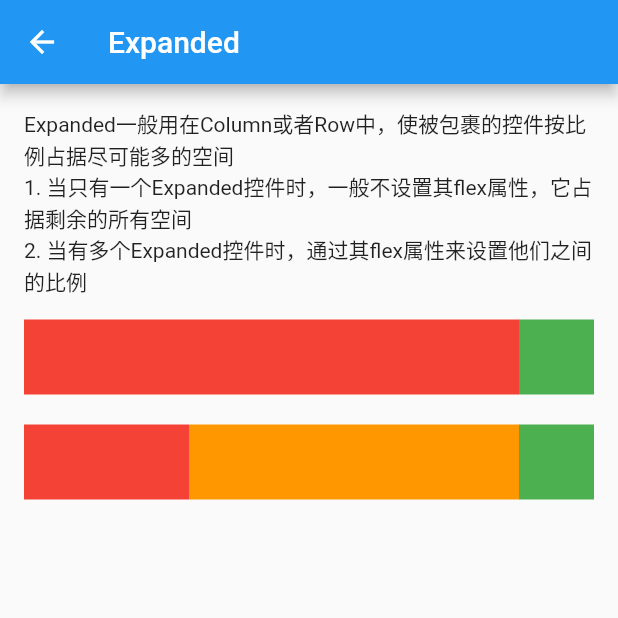
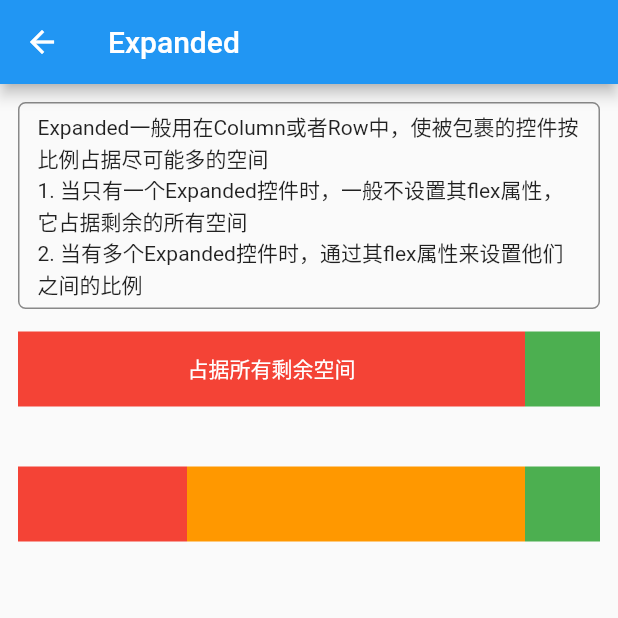
Before and after one commit to shusheng007/flutter_app_learn, a Flutter app: the ExpandedPage screen opened by its route, on a phone screen of 412 x 824 dp, the top half of it. Run offline on Flutter 3.47's test engine with Material 2 defaults, Android fonts, the phone set to English and light mode, and no system bars.

```diff
--- a/lib/main.dart
+++ b/lib/main.dart
@@ -1,6 +1,7 @@
 import 'package:flutter/material.dart';
 import 'package:flutter_app_learn/models/route_item.dart';
 import 'package:flutter_app_learn/ui/expanded.dart';
+import 'package:flutter_app_learn/ui/opacity.dart';
 import 'package:flutter_app_learn/ui/safe_area.dart';
 import 'package:flutter_app_learn/ui/wrap.dart';
 
@@ -33,6 +34,8 @@ class MyApp extends StatelessWidget {
             return MaterialPageRoute(builder: (context)=>ExpandedPage());
           case ROUTE_WRAP:
             return MaterialPageRoute(builder: (context)=>WrapPage());
+         case ROUTE_OPACITY:
+            return MaterialPageRoute(builder: (context)=>OpacityPage());
           default:
             return MaterialPageRoute(builder: (context) => HomePage());
         }
--- /dev/null
+++ b/lib/ui/common/common.dart
@@ -0,0 +1,3 @@
+import 'package:flutter/material.dart';
+
+const TextStyle desTextStyle = TextStyle(fontSize: 15, height: 1.5);
--- a/lib/ui/expanded.dart
+++ b/lib/ui/expanded.dart
@@ -8,14 +8,24 @@ class ExpandedPage extends StatelessWidget {
         title: Text('Expanded'),
       ),
       body: Padding(
-        padding: EdgeInsets.all(16),
+        padding: EdgeInsets.all(12),
         child: Column(
           crossAxisAlignment: CrossAxisAlignment.start,
           mainAxisSize: MainAxisSize.min,
           children: [
-            Text('Expanded一般用在Column或者Row中，使被包裹的控件按比例占据尽可能多的空间'),
-            Text('1. 当只有一个Expanded控件时，一般不设置其flex属性，它占据剩余的所有空间'),
-            Text('2. 当有多个Expanded控件时，通过其flex属性来设置他们之间的比例'),
+            Container(
+              padding: EdgeInsets.fromLTRB(12, 5, 12, 5),
+              width: double.infinity,
+              decoration: BoxDecoration(
+                border: Border.all(
+                  color: Colors.black45,
+                ),
+                borderRadius: BorderRadius.all(Radius.circular(5.0)),
+              ),
+              child: Text('Expanded一般用在Column或者Row中，使被包裹的控件按比例占据尽可能多的空间\n' +
+                  '1. 当只有一个Expanded控件时，一般不设置其flex属性，它占据剩余的所有空间\n' +
+                  '2. 当有多个Expanded控件时，通过其flex属性来设置他们之间的比例'),
+            ),
             SizedBox(
               height: 15,
             ),
@@ -23,8 +33,13 @@ class ExpandedPage extends StatelessWidget {
               children: [
                 Expanded(
                   child: Container(
+                    alignment: AlignmentDirectional.center,
                     color: Colors.red,
                     height: 50,
+                    child: Text(
+                      '占据所有剩余空间',
+                      style: TextStyle(color: Colors.white),
+                    ),
                   ),
                 ),
                 Container(
@@ -34,7 +49,9 @@ class ExpandedPage extends StatelessWidget {
                 )
               ],
             ),
-            SizedBox(height: 20,),
+            SizedBox(
+              height: 40,
+            ),
             Row(
               children: [
                 Expanded(
@@ -59,7 +76,6 @@ class ExpandedPage extends StatelessWidget {
                 )
               ],
             )
-
           ],
         ),
       ),
```
Also changed, not shown: lib/ui/opacity.dart (added, +124 -0 lines), lib/ui/safe_area.dart (+20 -8 lines), lib/ui/wrap.dart (+15 -3 lines).
